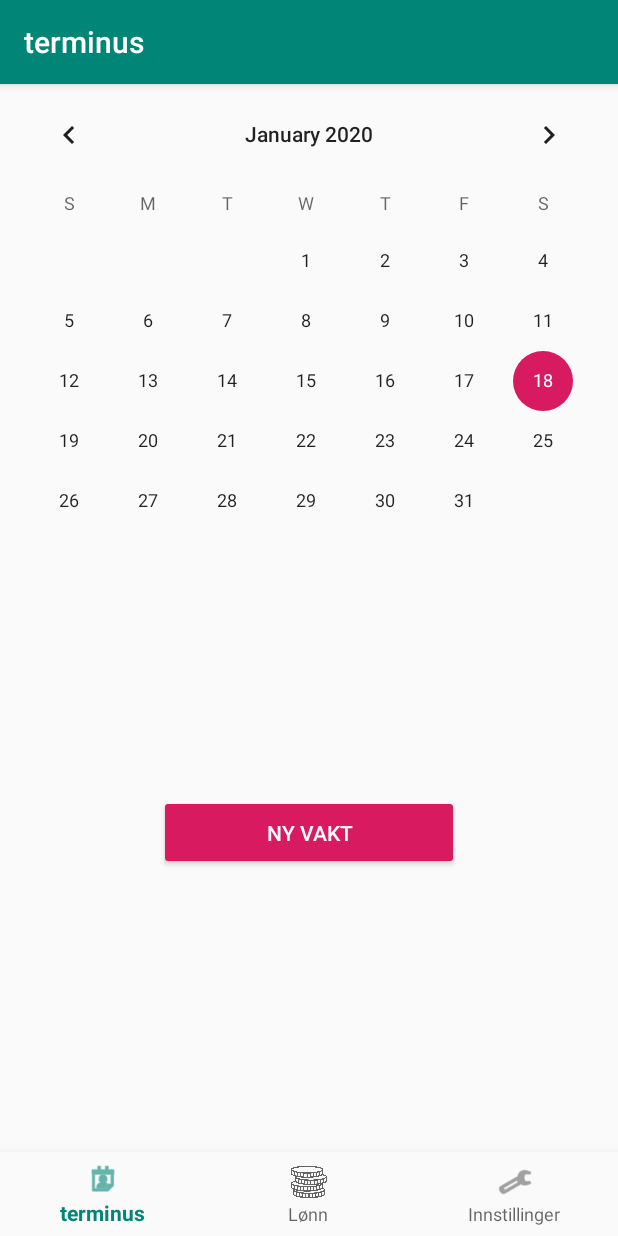
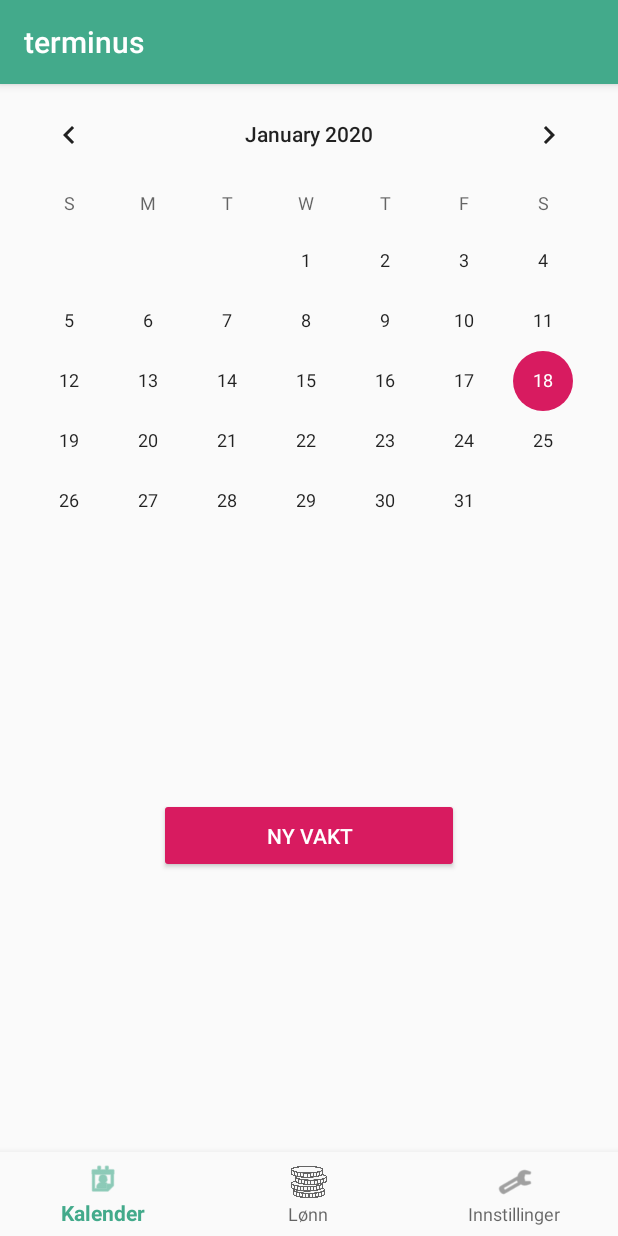
Before and after one commit to marcusbirkeland/terminus, an Android app: the screen it shows after launch (MainActivity), on a phone screen of 412 x 824 dp. Run offline under Robolectric (Android 15) with nearby library versions, the phone set to English and light mode, and no system bars; our stand-ins replace navigation-ui; libraries missing offline, so code that uses them is left out: com.nostra13.universalimageloader.

```diff
--- a/app/src/main/res/layout/event_list_layout.xml
+++ b/app/src/main/res/layout/event_list_layout.xml
@@ -13,7 +13,8 @@
             android:id="@+id/imageViewEventList"
             android:layout_width="50dp"
             android:layout_height="50dp"
-            android:layout_marginHorizontal="4dp" />
+            android:layout_marginHorizontal="4dp"
+            android:layout_marginVertical="4dp"/>
 
         <TextView
             android:id="@+id/textViewEventListName"
--- a/app/src/main/res/layout/fragment_home.xml
+++ b/app/src/main/res/layout/fragment_home.xml
@@ -31,7 +31,7 @@
         android:id="@+id/buttonAddEvent"
         android:layout_width="200dp"
         android:layout_height="50dp"
-        android:layout_marginTop="16dp"
+        android:layout_marginTop="8dp"
         android:backgroundTint="@color/colorAccent"
         android:text="Ny vakt"
         android:textColor="#FFFFFF"
@@ -42,7 +42,11 @@
     <ListView
         android:id="@+id/listViewEventList"
         android:layout_width="match_parent"
-        android:layout_height="120dp"
+        android:layout_height="130dp"
+        android:fadeScrollbars="false"
+        android:isScrollContainer="true"
+        android:scrollbarAlwaysDrawVerticalTrack="true"
+        android:scrollbarThumbVertical="@color/colorAccentTransparent"
         app:layout_constraintEnd_toEndOf="parent"
         app:layout_constraintStart_toStartOf="parent"
         app:layout_constraintTop_toBottomOf="@+id/calendarView" />
--- a/app/src/main/res/navigation/mobile_navigation.xml
+++ b/app/src/main/res/navigation/mobile_navigation.xml
@@ -8,7 +8,7 @@
     <fragment
         android:id="@+id/navigation_calendar"
         android:name="com.example.jobbkalender.ui.home.HomeFragment"
-        android:label="@string/title_calendar"
+        android:label="@string/app_name"
         tools:layout="@layout/fragment_home" />
 
     <fragment
--- a/app/src/main/res/values/colors.xml
+++ b/app/src/main/res/values/colors.xml
@@ -1,6 +1,7 @@
 <?xml version="1.0" encoding="utf-8"?>
 <resources>
-    <color name="colorPrimary">#008577</color>
-    <color name="colorPrimaryDark">#00574B</color>
+    <color name="colorPrimary">#43aa8b</color>
+    <color name="colorPrimaryDark">#254441 </color>
     <color name="colorAccent">#D81B60</color>
+    <color name="colorAccentTransparent">#D81B60</color>
 </resources>
--- a/app/src/main/res/values/dimens.xml
+++ b/app/src/main/res/values/dimens.xml
@@ -1,5 +1,5 @@
 <resources>
     <!-- Default screen margins, per the Android Design guidelines. -->
     <dimen name="activity_horizontal_margin">16dp</dimen>
-    <dimen name="activity_vertical_margin">16dp</dimen>
+    <dimen name="activity_vertical_margin">8dp</dimen>
 </resources>
--- a/app/src/main/res/values/strings.xml
+++ b/app/src/main/res/values/strings.xml
@@ -1,7 +1,7 @@
 <resources>
     <!-- App -->
     <string name="app_name">terminus</string>
-    <string name="title_calendar">terminus</string>
+    <string name="title_calendar">Kalender</string>
     <string name="title_earnings">Lønn</string>
     <string name="title_settings">Innstillinger</string>
 
```
Also changed, not shown: app/src/main/java/com/example/jobbkalender/EventListAdapter.java (+35 -8 lines).
